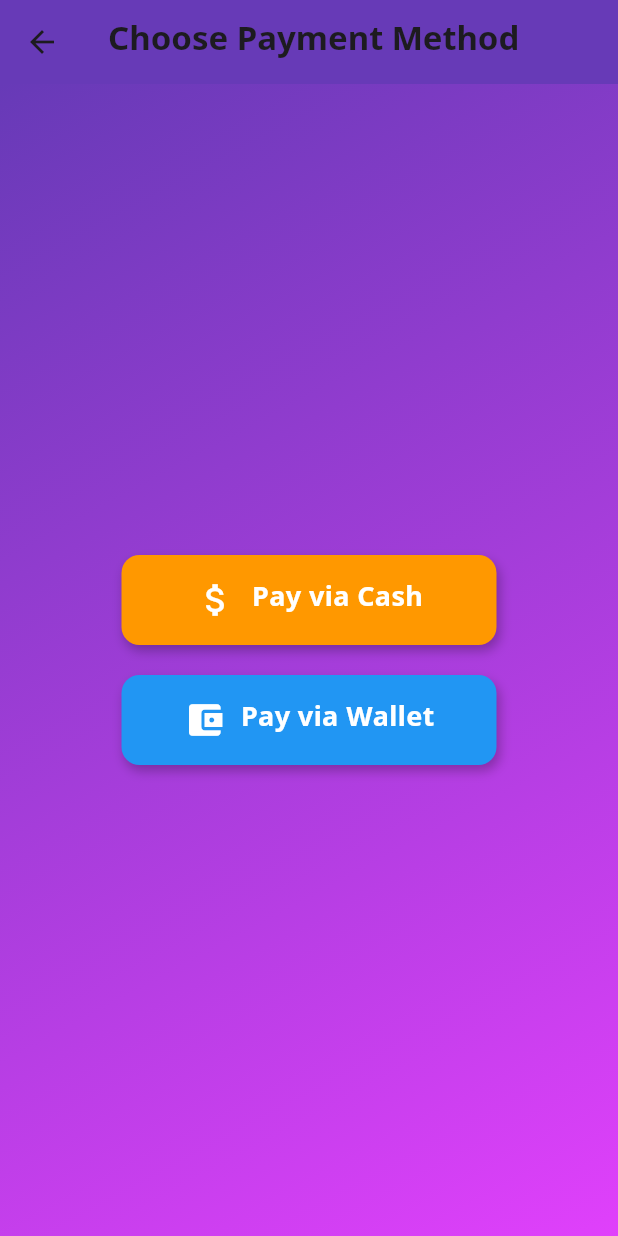
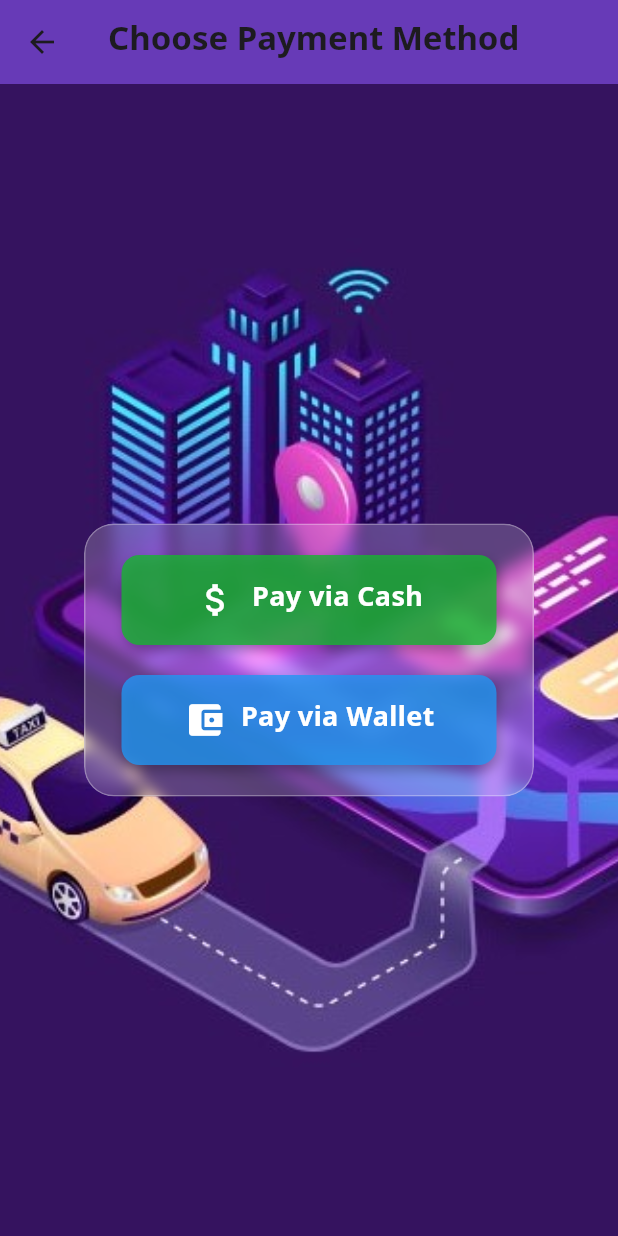
Before and after one commit to ayush0077/Ride-Sharing-Using-Solana-Frontend, a Flutter app: the PaymentScreen screen opened directly, on a phone screen of 412 x 824 dp. Run offline on Flutter 3.47's test engine with Material 3 defaults, Android fonts, the phone set to English and light mode, and no system bars; our stand-ins replace flutter_map, geolocator, latlong2, shared_preferences; accounts and stored records are empty; network calls fail.

Commit message:
some UI fixes

```diff
--- a/lib/screens/PaymentScreen.dart
+++ b/lib/screens/PaymentScreen.dart
@@ -1,35 +1,49 @@
+import 'dart:ui'; // Import for BackdropFilter
 import 'package:flutter/material.dart';
+import 'package:http/http.dart' as http;
+import 'dart:convert';
 import 'WalletPaymentScreen.dart';
-
 class PaymentScreen extends StatelessWidget {
   @override
   Widget build(BuildContext context) {
     return Scaffold(
       appBar: AppBar(
-        title: Text(
-          "Choose Payment Method",
-          style: TextStyle(fontWeight: FontWeight.bold),
-        ),
+        title: Text("Choose Payment Method", style: TextStyle(fontWeight: FontWeight.bold)),
         centerTitle: true,
         backgroundColor: Colors.deepPurple,
       ),
       body: Container(
         width: double.infinity,
         decoration: BoxDecoration(
-          gradient: LinearGradient(
-            colors: [Colors.deepPurple.shade500, Colors.purpleAccent.shade200],
-            begin: Alignment.topLeft,
-            end: Alignment.bottomRight,
+          image: DecorationImage(
+            image: AssetImage('assets/fonts/ride.jpg'), // Background image
+            fit: BoxFit.cover, // Make the image cover the whole screen
           ),
         ),
         child: Column(
           mainAxisAlignment: MainAxisAlignment.center,
           children: [
+            // Transparent frosted background for buttons
+            Center(
+              child: ClipRRect(
+                borderRadius: BorderRadius.circular(20), // Rounded corners
+                child: BackdropFilter(
+                  filter: ImageFilter.blur(sigmaX: 5.0, sigmaY: 5.0), // Frosted glass effect
+                  child: Container(
+                    width: 300,
+                    padding: EdgeInsets.all(20),
+                    decoration: BoxDecoration(
+                      color: Colors.white.withOpacity(0.2), // Transparent box
+                      borderRadius: BorderRadius.circular(20),
+                      border: Border.all(color: Colors.white.withOpacity(0.3)), // Slight border
+                    ),
+                    child: Column(
+                      children: [
                         // 💰 Cash Payment Button
                         AnimatedButton(
                           text: "Pay via Cash",
                           icon: Icons.attach_money,
-              color: Colors.orange,
+                          color: const Color.fromARGB(255, 23, 180, 49),
                           onPressed: () {
                             Navigator.pop(context);
                           },
@@ -47,6 +61,12 @@ class PaymentScreen extends StatelessWidget {
                               MaterialPageRoute(builder: (context) => WalletPaymentScreen()),
                             );
                           },
+                        ),
+                      ],
+                    ),
+                  ),
+                ),
+              ),
             ),
           ],
         ),
@@ -91,7 +111,7 @@ class _AnimatedButtonState extends State<AnimatedButton> {
           width: 250,
           height: 60,
           decoration: BoxDecoration(
-            color: widget.color,
+            color: widget.color.withOpacity(0.8), // Background color with some transparency
             borderRadius: BorderRadius.circular(12),
             boxShadow: _isPressed
                 ? []
```
Also changed, not shown: lib/screens/WalletPaymentScreen.dart (+28 -6 lines), lib/screens/drivermap_screen.dart (+14 -5 lines), lib/screens/ridermap_screen.dart (+9 -0 lines). Lines whose indentation alone changed are shown as unchanged.
